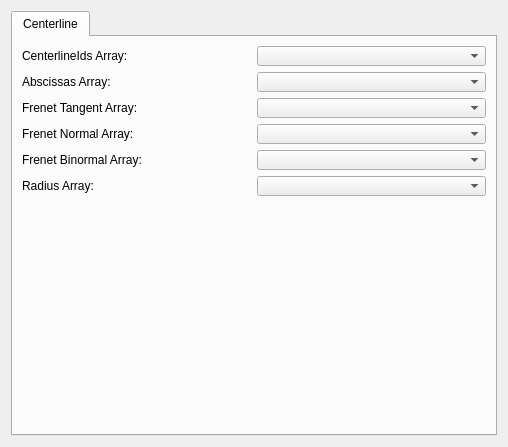
Old version of the form MainWindow/preferences.ui in the repository jackyko1991/Vessel-Clipper.
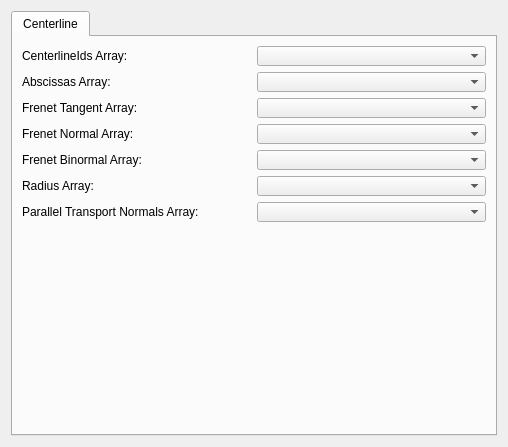
New version of the form.

```diff
--- a/MainWindow/preferences.ui
+++ b/MainWindow/preferences.ui
@@ -258,6 +258,45 @@
          </item>
         </layout>
        </item>
+       <item>
+        <layout class="QHBoxLayout" name="horizontalLayout_10">
+         <item>
+          <widget class="QLabel" name="label_9">
+           <property name="sizePolicy">
+            <sizepolicy hsizetype="Preferred" vsizetype="Maximum">
+             <horstretch>0</horstretch>
+             <verstretch>0</verstretch>
+            </sizepolicy>
+           </property>
+           <property name="maximumSize">
+            <size>
+             <width>16777215</width>
+             <height>16</height>
+            </size>
+           </property>
+           <property name="text">
+            <string>Parallel Transport Normals Array:</string>
+           </property>
+          </widget>
+         </item>
+         <item>
+          <widget class="QComboBox" name="comboBoxParallelTransportNormalsArray">
+           <property name="sizePolicy">
+            <sizepolicy hsizetype="Preferred" vsizetype="Maximum">
+             <horstretch>0</horstretch>
+             <verstretch>0</verstretch>
+            </sizepolicy>
+           </property>
+           <property name="maximumSize">
+            <size>
+             <width>16777215</width>
+             <height>20</height>
+            </size>
+           </property>
+          </widget>
+         </item>
+        </layout>
+       </item>
        <item>
         <spacer name="verticalSpacer">
          <property name="orientation">
```
